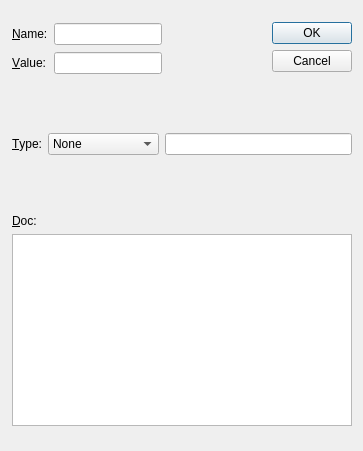
Above: ndtsconfigtool/attributeWithTypeAndDoc.ui from jkotan/nexdatas.configtool before the change. Below: the same form after it.
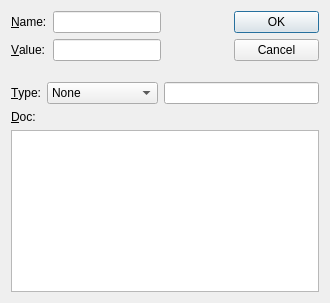
That is the form after the change.

Commit message: adding field dialog

What changed in the file:
```diff
--- a/ndtsconfigtool/attributeWithTypeAndDoc.ui
+++ b/ndtsconfigtool/attributeWithTypeAndDoc.ui
@@ -6,33 +6,26 @@
    <rect>
     <x>0</x>
     <y>0</y>
-    <width>363</width>
-    <height>451</height>
+    <width>330</width>
+    <height>303</height>
    </rect>
   </property>
   <property name="minimumSize">
    <size>
-    <width>363</width>
-    <height>451</height>
+    <width>0</width>
+    <height>0</height>
    </size>
   </property>
   <property name="windowTitle">
    <string>Dialog</string>
   </property>
-  <widget class="QWidget" name="">
-   <property name="geometry">
-    <rect>
-     <x>12</x>
-     <y>22</y>
-     <width>340</width>
-     <height>404</height>
-    </rect>
-   </property>
+  <layout class="QGridLayout" name="gridLayout">
+   <item row="0" column="0">
    <layout class="QVBoxLayout" name="verticalLayout_2">
     <item>
      <layout class="QHBoxLayout" name="horizontalLayout_2">
       <item>
-       <layout class="QGridLayout" name="gridLayout">
+        <layout class="QFormLayout" name="formLayout">
         <item row="0" column="0">
          <widget class="QLabel" name="label">
           <property name="text">
@@ -76,6 +69,21 @@
       </item>
       <item>
        <widget class="QDialogButtonBox" name="buttonBox">
+         <property name="enabled">
+          <bool>true</bool>
+         </property>
+         <property name="sizePolicy">
+          <sizepolicy hsizetype="Fixed" vsizetype="Expanding">
+           <horstretch>0</horstretch>
+           <verstretch>0</verstretch>
+          </sizepolicy>
+         </property>
+         <property name="minimumSize">
+          <size>
+           <width>85</width>
+           <height>65</height>
+          </size>
+         </property>
         <property name="orientation">
          <enum>Qt::Vertical</enum>
         </property>
@@ -86,19 +94,6 @@
       </item>
      </layout>
     </item>
-    <item>
-     <spacer name="verticalSpacer">
-      <property name="orientation">
-       <enum>Qt::Vertical</enum>
-      </property>
-      <property name="sizeHint" stdset="0">
-       <size>
-        <width>20</width>
-        <height>40</height>
-       </size>
-      </property>
-     </spacer>
-    </item>
     <item>
      <layout class="QHBoxLayout" name="horizontalLayout">
       <item>
@@ -185,19 +180,6 @@
       </item>
      </layout>
     </item>
-    <item>
-     <spacer name="verticalSpacer_2">
-      <property name="orientation">
-       <enum>Qt::Vertical</enum>
-      </property>
-      <property name="sizeHint" stdset="0">
-       <size>
-        <width>18</width>
-        <height>28</height>
-       </size>
-      </property>
-     </spacer>
-    </item>
     <item>
      <layout class="QVBoxLayout" name="verticalLayout">
       <item>
@@ -216,7 +198,8 @@
      </layout>
     </item>
    </layout>
-  </widget>
+   </item>
+  </layout>
  </widget>
  <tabstops>
   <tabstop>lineEdit</tabstop>
```
Lines whose indentation alone changed are shown as unchanged. The commit also changes 3 other files.
